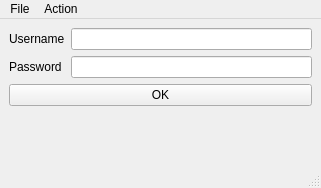
This is auth_form.ui in AntonGudimov/BIM as Qt 5 draws it before an edit. The edited form follows.
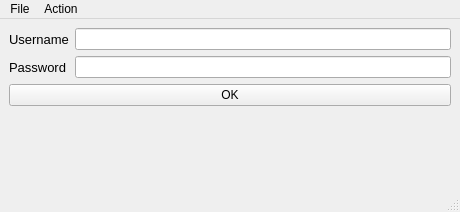
This is the edited form.

Commit message: App does: - prints the strength of the password - calculates the speed of the entering the password, mean and var value of it depending on the day time (morning, afternoon, evening, night) - plots previous values

Diff of the .ui file:
```diff
--- a/auth_form.ui
+++ b/auth_form.ui
@@ -6,8 +6,8 @@
    <rect>
     <x>0</x>
     <y>0</y>
-    <width>321</width>
-    <height>188</height>
+    <width>460</width>
+    <height>212</height>
    </rect>
   </property>
   <property name="windowTitle">
@@ -22,6 +22,11 @@
       </item>
       <item row="4" column="0">
        <widget class="QLabel" name="username_label">
+        <property name="font">
+         <font>
+          <pointsize>10</pointsize>
+         </font>
+        </property>
         <property name="text">
          <string>Username</string>
         </property>
@@ -32,6 +37,14 @@
       </item>
       <item row="5" column="0">
        <widget class="QLabel" name="password_label">
+        <property name="font">
+         <font>
+          <pointsize>10</pointsize>
+          <weight>50</weight>
+          <italic>false</italic>
+          <bold>false</bold>
+         </font>
+        </property>
         <property name="text">
          <string>Password</string>
         </property>
@@ -44,6 +57,27 @@
         </property>
        </widget>
       </item>
+      <item row="7" column="0" colspan="2">
+       <widget class="QLabel" name="password_strength_label">
+        <property name="enabled">
+         <bool>true</bool>
+        </property>
+        <property name="font">
+         <font>
+          <pointsize>10</pointsize>
+         </font>
+        </property>
+        <property name="focusPolicy">
+         <enum>Qt::NoFocus</enum>
+        </property>
+        <property name="text">
+         <string/>
+        </property>
+        <property name="alignment">
+         <set>Qt::AlignCenter</set>
+        </property>
+       </widget>
+      </item>
      </layout>
     </item>
    </layout>
@@ -53,7 +87,7 @@
     <rect>
      <x>0</x>
      <y>0</y>
-     <width>321</width>
+     <width>460</width>
      <height>23</height>
     </rect>
    </property>
```
Left out of the diff: 10 changed lines with no effect on the pictures. The commit also changes 3 other files.
